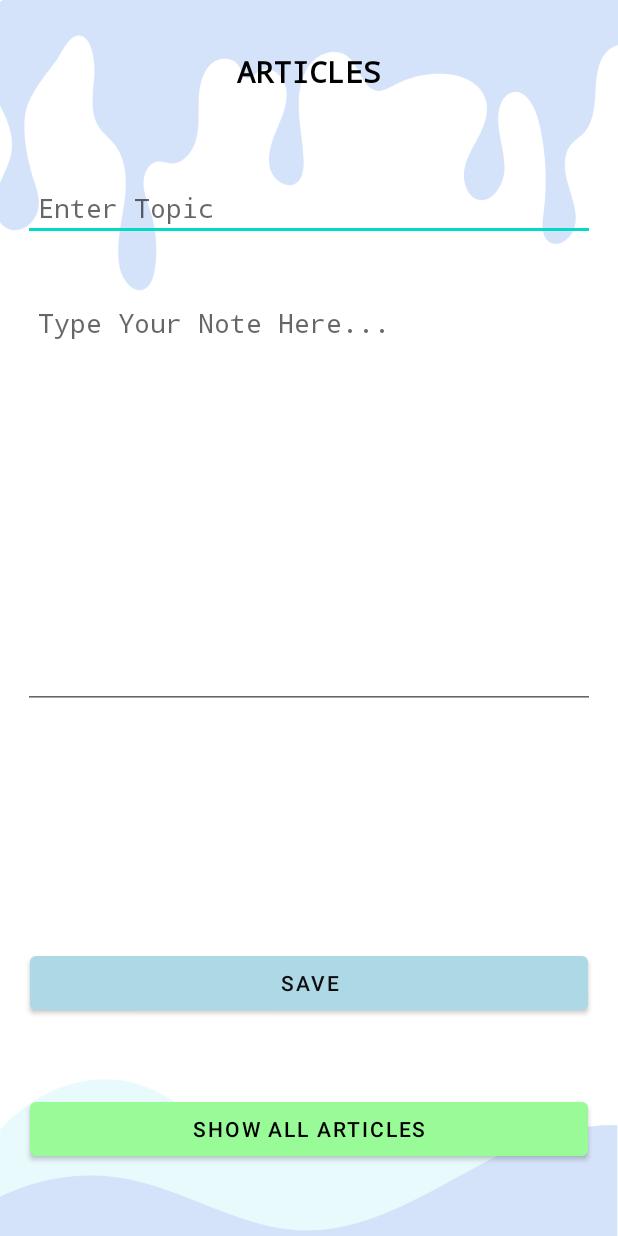
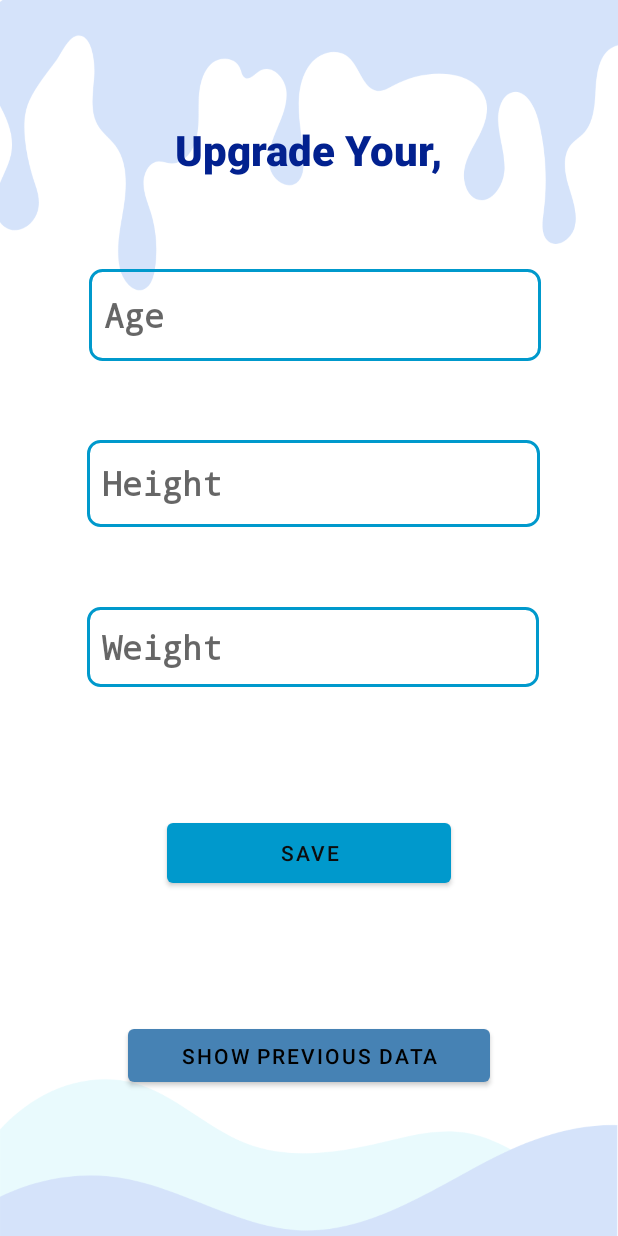
Before and after one commit to pramoda99/White-Light-Health-Service, an Android app: the CFlashCardsMain screen opened directly, with no data from a screen before it, on a phone screen of 412 x 824 dp. Run offline under Robolectric (Android 15) with nearby library versions, the phone set to English and light mode, and no system bars; our stand-ins replace Firebase (no records; nobody signed in at launch, a user with empty details on screens opened directly).

Commit message:
Create BMI summary notes

```diff
--- a/app/src/main/AndroidManifest.xml
+++ b/app/src/main/AndroidManifest.xml
@@ -25,12 +25,13 @@
         <activity android:name=".ZShowActivity" />
         <activity android:name=".ZTimmer" />
         <activity android:name=".GShowActivity" />
+        <activity android:name=".CShowActivity" />
         <activity android:name=".GReadShowActivity" />
         <activity android:name=".PTodoListsMain" />
         <activity android:name=".PShowActivity" />
         <activity android:name=".CFlashCardsMain" />
         <activity android:name=".GFlashCardsMain" />
-        <activity android:name=".CShowActivity" />
+
         <activity android:name=".Menu" />
         <activity android:name=".HomeActivity" />
         <activity android:name=".SignUp" />
--- a/app/src/main/java/com/example/study_with_teddy/CFlashCardsMain.java
+++ b/app/src/main/java/com/example/study_with_teddy/CFlashCardsMain.java
@@ -1,5 +1,6 @@
 package com.example.study_with_teddy;
 
+import android.annotation.SuppressLint;
 import android.content.Intent;
 import android.os.Bundle;
 import android.view.View;
@@ -21,18 +22,20 @@ import java.util.UUID;
 public class CFlashCardsMain extends AppCompatActivity {
 
     //attributes
-    private EditText mTitle , mDesc;
+    private EditText mAge,mHeight,mWeight;
     private Button mSaveBtn, mShowBtn;
     private FirebaseFirestore db;
-    private String uTitle, uDesc , uId;
+    private String uAge, uHeight, uWeight , uId;
 
+    @SuppressLint("WrongViewCast")
     @Override
     protected void onCreate(Bundle savedInstanceState) {
         super.onCreate(savedInstanceState);
         setContentView(R.layout.activity_cflash_cards_main);
 
-        mTitle = findViewById(R.id.edit_title);
-        mDesc = findViewById(R.id.edit_desc);
+        mAge = findViewById(R.id.edit_age);
+        mHeight = findViewById(R.id.edit_height);
+        mWeight = findViewById(R.id.edit_weight);
         mSaveBtn = findViewById(R.id.save_btn);
         mShowBtn = findViewById(R.id.showall_btn);
 
@@ -41,16 +44,18 @@ public class CFlashCardsMain extends AppCompatActivity {
         Bundle bundle = getIntent().getExtras();//pass data between activities
         if (bundle != null){
             mSaveBtn.setText("Update");
-            uTitle = bundle.getString("uTitle");
+            uAge = bundle.getString("uAge");
             uId = bundle.getString("uId");
-            uDesc = bundle.getString("uDesc");
-            mTitle.setText(uTitle);
-            mDesc.setText(uDesc);
+            uHeight = bundle.getString("uHeight");
+            uWeight = bundle.getString("uWeight");
+            mAge.setText(uAge);
+            mHeight.setText(uHeight);
+            mWeight. setText(uWeight);
         }else{
             mSaveBtn.setText("Save");
         }
 
-        mShowBtn.setOnClickListener(new View.OnClickListener() {//navigate to CShowActivity
+        mShowBtn.setOnClickListener(new View.OnClickListener() {//navigate to BMIShowActivity
             @Override
             public void onClick(View v) {
                 startActivity(new Intent(CFlashCardsMain.this , CShowActivity.class));
@@ -62,30 +67,31 @@ public class CFlashCardsMain extends AppCompatActivity {
             @Override
             public void onClick(View v) {
 
-                String title = mTitle.getText().toString();
-                String desc = mDesc.getText().toString();
+                String age = mAge.getText().toString();
+                String height = mHeight.getText().toString();
+                String weight = mWeight.getText().toString();
 
                 Bundle bundle1 = getIntent().getExtras();
                 if (bundle1 !=null){
                     String id = uId;
-                    updateToFireStore(id , title, desc);
+                    updateToFireStore(id , age, height,weight );
                 }else{
                     String id = UUID.randomUUID().toString();
-                    saveToFireStore(id , title , desc);
+                    saveToFireStore(id ,  age, height,weight);
                 }
 
             }
         });
     }
 
-    private void updateToFireStore(String id , String title , String desc){//update data
+    private void updateToFireStore(String id, String age, String height, String weight){//update data
 
-        db.collection("Flashcards").document(id).update("title" , title , "desc" , desc)
+        db.collection("BMI").document(id).update("age" , age , "height" , height, "weight", weight)
                 .addOnCompleteListener(new OnCompleteListener<Void>() {
                     @Override
                     public void onComplete(@NonNull Task<Void> task) {
                         if (task.isSuccessful()){
-                            Toast.makeText(CFlashCardsMain.this, "Flashcard Updated!!", Toast.LENGTH_SHORT).show();
+                            Toast.makeText(CFlashCardsMain.this, "Details Updated!!", Toast.LENGTH_SHORT).show();
                         }else{
                             Toast.makeText(CFlashCardsMain.this, "Error : " + task.getException().getMessage() , Toast.LENGTH_SHORT).show();
                         }
@@ -99,20 +105,21 @@ public class CFlashCardsMain extends AppCompatActivity {
 
     }
 
-    private void saveToFireStore(String id , String title , String desc){//insert data
+    private void saveToFireStore(String id, String age, String height, String weight){//insert data
 
-        if (!title.isEmpty() && !desc.isEmpty()){
+        if (!age.isEmpty() && !height.isEmpty()){
             HashMap<String , Object> map = new HashMap<>();//to map identifying values, known as keys
             map.put("id" , id);
-            map.put("title" , title);
-            map.put("desc" , desc);
+            map.put("age" , age);
+            map.put("height" , height);
+            map.put("weight" , weight);
 
-            db.collection("Flashcards").document(id).set(map)
+            db.collection("BMI").document(id).set(map)
                     .addOnCompleteListener(new OnCompleteListener<Void>() {
                         @Override
                         public void onComplete(@NonNull Task<Void> task) {
                             if (task.isSuccessful()){
-                                Toast.makeText(CFlashCardsMain.this, "Flashcard Saved Successfully !!", Toast.LENGTH_SHORT).show();
+                                Toast.makeText(CFlashCardsMain.this, "Details Saved Successfully !!", Toast.LENGTH_SHORT).show();
                             }
                         }
                     }).addOnFailureListener(new OnFailureListener() {
--- a/app/src/main/res/layout/activity_cflash_cards_main.xml
+++ b/app/src/main/res/layout/activity_cflash_cards_main.xml
@@ -9,84 +9,129 @@
 
 
     <EditText
-        android:id="@+id/edit_title"
-        android:layout_width="0dp"
-        android:layout_height="wrap_content"
+        android:id="@+id/edit_age"
+        android:layout_width="301dp"
+        android:layout_height="61dp"
         android:layout_marginHorizontal="15dp"
-        android:layout_marginTop="116dp"
+        android:layout_marginStart="59dp"
+        android:layout_marginLeft="59dp"
+        android:layout_marginTop="42dp"
+        android:layout_marginEnd="51dp"
+        android:layout_marginRight="51dp"
+        android:background="@drawable/search_view_bg"
         android:ems="10"
         android:fontFamily="monospace"
-        android:hint="Enter Topic"
+        android:hint="Age"
         android:inputType="textPersonName"
         android:padding="10dp"
         android:textColor="@color/black"
+        android:textSize="22dp"
+        android:textStyle="bold"
         app:layout_constraintEnd_toEndOf="parent"
-        app:layout_constraintHorizontal_bias="0.448"
         app:layout_constraintStart_toStartOf="parent"
-        app:layout_constraintTop_toTopOf="parent" />
+        app:layout_constraintTop_toBottomOf="@+id/textViewP2" />
 
     <EditText
-        android:id="@+id/edit_desc"
-        android:layout_width="0dp"
-        android:layout_height="280dp"
+        android:id="@+id/edit_height"
+        android:layout_width="302dp"
+        android:layout_height="58dp"
         android:layout_marginHorizontal="15dp"
+        android:layout_marginStart="59dp"
+        android:layout_marginLeft="59dp"
         android:layout_marginTop="32dp"
+        android:layout_marginEnd="53dp"
+        android:layout_marginRight="53dp"
+        android:background="@drawable/search_view_bg"
         android:ems="10"
         android:fontFamily="monospace"
-        android:gravity="start"
-        android:hint="Type Your Note Here..."
-        android:inputType="textMultiLine"
+        android:hint="Height"
+        android:inputType="textPersonName"
         android:padding="10dp"
         android:textColor="@color/black"
+        android:textSize="22dp"
+        android:textStyle="bold"
+        app:layout_constraintBottom_toTopOf="@+id/edit_weight"
         app:layout_constraintEnd_toEndOf="parent"
-        app:layout_constraintHorizontal_bias="0.689"
         app:layout_constraintStart_toStartOf="parent"
-        app:layout_constraintTop_toBottomOf="@+id/edit_title" />
+        app:layout_constraintTop_toBottomOf="@+id/edit_age" />
+
+
+    <EditText
+        android:id="@+id/edit_weight"
+        android:layout_width="301dp"
+        android:layout_height="53dp"
+        android:layout_marginHorizontal="15dp"
+        android:layout_marginStart="58dp"
+        android:layout_marginLeft="58dp"
+        android:layout_marginTop="32dp"
+        android:layout_marginEnd="54dp"
+        android:layout_marginRight="54dp"
+        android:layout_marginBottom="32dp"
+        android:background="@drawable/search_view_bg"
+        android:ems="10"
+        android:fontFamily="monospace"
+        android:hint="Weight"
+        android:inputType="textPersonName"
+        android:padding="10dp"
+        android:textColor="@color/black"
+        android:textSize="22dp"
+        android:textStyle="bold"
+        app:layout_constraintBottom_toTopOf="@+id/save_btn"
+        app:layout_constraintEnd_toEndOf="parent"
+        app:layout_constraintHorizontal_bias="0.0"
+        app:layout_constraintStart_toStartOf="parent"
+        app:layout_constraintTop_toBottomOf="@+id/edit_height"
+        app:layout_constraintVertical_bias="1.0" />
 
     <Button
         android:id="@+id/save_btn"
-        android:layout_width="0dp"
-        android:layout_height="wrap_content"
+        android:layout_width="189dp"
+        android:layout_height="52dp"
         android:layout_marginHorizontal="20dp"
-        android:layout_marginBottom="49dp"
+        android:layout_marginTop="32dp"
+        android:layout_marginBottom="32dp"
         android:fontFamily="sans-serif-medium"
-        android:text="@string/save_btn"
+        android:text="@string/add_details"
         android:textColor="#0E0D0D"
-        app:backgroundTint="@color/cuteblue"
+        app:backgroundTint="@color/haloBlue"
         app:layout_constraintBottom_toTopOf="@+id/showall_btn"
         app:layout_constraintEnd_toEndOf="parent"
-        app:layout_constraintHorizontal_bias="0.375"
-        app:layout_constraintStart_toStartOf="parent" />
+        app:layout_constraintStart_toStartOf="parent"
+        app:layout_constraintTop_toBottomOf="@+id/edit_weight" />
 
     <Button
         android:id="@+id/showall_btn"
-        android:layout_width="0dp"
-        android:layout_height="wrap_content"
+        android:layout_width="241dp"
+        android:layout_height="47dp"
         android:layout_marginHorizontal="20dp"
-        android:layout_marginBottom="47dp"
-        android:text="@string/showall_btn"
+        android:layout_marginTop="32dp"
+        android:layout_marginBottom="76dp"
+        android:text="SHOW PREVIOUS DATA"
         android:textColor="#000"
-        app:backgroundTint="@color/green"
+        app:backgroundTint="@color/seablue"
         app:layout_constraintBottom_toBottomOf="parent"
         app:layout_constraintEnd_toEndOf="parent"
-        app:layout_constraintStart_toStartOf="parent" />
+        app:layout_constraintStart_toStartOf="parent"
+        app:layout_constraintTop_toBottomOf="@+id/save_btn" />
 
     <TextView
         android:id="@+id/textViewP2"
-        android:layout_width="0dp"
-        android:layout_height="wrap_content"
-        android:fontFamily="monospace"
+        android:layout_width="408dp"
+        android:layout_height="75dp"
+        android:layout_marginTop="62dp"
+        android:layout_marginBottom="52dp"
+        android:fontFamily="sans-serif-black"
         android:gravity="center"
-        android:text="@string/textView"
+        android:text="@string/upgrade_your"
         android:textAlignment="center"
-        android:textColor="@color/black"
-        android:textSize="20sp"
+        android:textColor="@color/lightB"
+        android:textSize="28sp"
         android:textStyle="bold"
-        app:layout_constraintBottom_toBottomOf="parent"
+        app:layout_constraintBottom_toTopOf="@+id/edit_age"
         app:layout_constraintEnd_toEndOf="parent"
-        app:layout_constraintHorizontal_bias="0.0"
+        app:layout_constraintHorizontal_bias="0.333"
         app:layout_constraintStart_toStartOf="parent"
         app:layout_constraintTop_toTopOf="parent"
-        app:layout_constraintVertical_bias="0.043" />
+        app:layout_constraintVertical_bias="0.754" />
 
 </androidx.constraintlayout.widget.ConstraintLayout>
--- a/app/src/main/res/layout/activity_cshow.xml
+++ b/app/src/main/res/layout/activity_cshow.xml
@@ -25,7 +25,7 @@
         android:background="#F4F6F6"
         android:fontFamily="monospace"
         android:gravity="center"
-        android:text="@string/textView"
+        android:text="@string/bmi_summarry"
         android:textAlignment="center"
         android:textColorLink="#0E0C0C"
         android:textSize="20sp"
--- a/app/src/main/res/values/strings.xml
+++ b/app/src/main/res/values/strings.xml
@@ -23,7 +23,12 @@
 
     <string name="textViewP">Today What I am Going to Do?</string>
     <string name="textViewP2">To Do List</string>
-
+    <string name="upgrade_your">Upgrade Your,</string>
+    <string name="add_details">Add New Details</string>
+    <string name="weight_text">Weight</string>
+    <string name="height_text">Height</string>
+    <string name="age_text">Age</string>
+    <string name="bmi_summarry">BMI Summarry</string>
 
 
 </resources>
```
Also changed, not shown: app/src/main/java/com/example/study_with_teddy/CAdapter.java (+12 -9 lines), app/src/main/java/com/example/study_with_teddy/CModel.java (+21 -12 lines), app/src/main/java/com/example/study_with_teddy/CShowActivity.java (+7 -7 lines), app/src/main/res/layout/citem.xml (+19 -8 lines).
